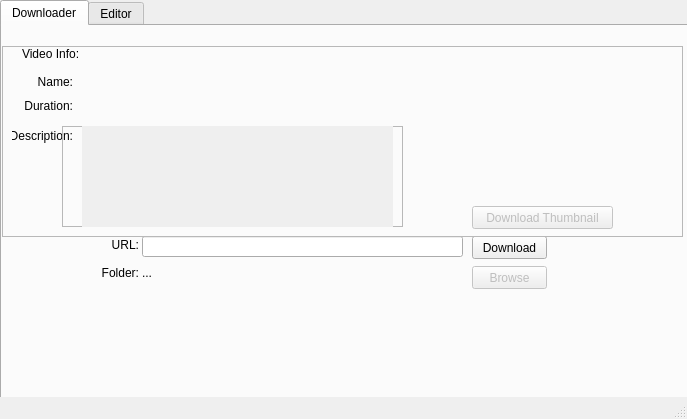
hojo4646/youtube-dl-final, file GUI.ui: the form before one commit.
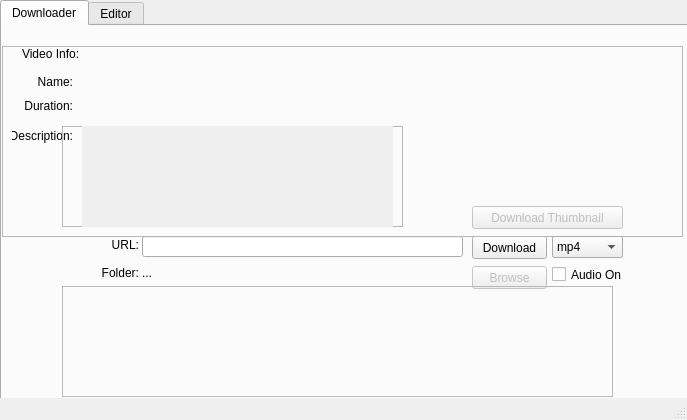
The form after the commit. Icons and pictures are not drawn.

Patch:
```diff
--- a/GUI.ui
+++ b/GUI.ui
@@ -7,7 +7,7 @@
     <x>0</x>
     <y>0</y>
     <width>687</width>
-    <height>419</height>
+    <height>420</height>
    </rect>
   </property>
   <property name="windowTitle">
@@ -146,7 +146,7 @@
         <rect>
          <x>470</x>
          <y>160</y>
-         <width>141</width>
+         <width>151</width>
          <height>23</height>
         </rect>
        </property>
@@ -360,6 +360,126 @@
        <string>Browse</string>
       </property>
      </widget>
+     <widget class="QComboBox" name="combo_audio_formats">
+      <property name="geometry">
+       <rect>
+        <x>550</x>
+        <y>210</y>
+        <width>71</width>
+        <height>22</height>
+       </rect>
+      </property>
+      <item>
+       <property name="text">
+        <string>mp3</string>
+       </property>
+      </item>
+      <item>
+       <property name="text">
+        <string>wav</string>
+       </property>
+      </item>
+      <item>
+       <property name="text">
+        <string>ogg</string>
+       </property>
+      </item>
+      <item>
+       <property name="text">
+        <string>wma</string>
+       </property>
+      </item>
+      <item>
+       <property name="text">
+        <string>aac</string>
+       </property>
+      </item>
+      <item>
+       <property name="text">
+        <string>flac</string>
+       </property>
+      </item>
+     </widget>
+     <widget class="QComboBox" name="combo_video_formats">
+      <property name="geometry">
+       <rect>
+        <x>550</x>
+        <y>210</y>
+        <width>71</width>
+        <height>22</height>
+       </rect>
+      </property>
+      <property name="iconSize">
+       <size>
+        <width>16</width>
+        <height>16</height>
+       </size>
+      </property>
+      <item>
+       <property name="text">
+        <string>mp4</string>
+       </property>
+      </item>
+      <item>
+       <property name="text">
+        <string>mov</string>
+       </property>
+      </item>
+      <item>
+       <property name="text">
+        <string>wmv</string>
+       </property>
+      </item>
+      <item>
+       <property name="text">
+        <string>avi</string>
+       </property>
+      </item>
+      <item>
+       <property name="text">
+        <string>flv</string>
+       </property>
+      </item>
+      <item>
+       <property name="text">
+        <string>webm</string>
+       </property>
+      </item>
+      <item>
+       <property name="text">
+        <string>mkv</string>
+       </property>
+      </item>
+     </widget>
+     <widget class="QFrame" name="frame_3">
+      <property name="geometry">
+       <rect>
+        <x>60</x>
+        <y>260</y>
+        <width>551</width>
+        <height>111</height>
+       </rect>
+      </property>
+      <property name="frameShape">
+       <enum>QFrame::StyledPanel</enum>
+      </property>
+      <property name="frameShadow">
+       <enum>QFrame::Raised</enum>
+      </property>
+     </widget>
+     <widget class="QCheckBox" name="check_audioonly">
+      <property name="geometry">
+       <rect>
+        <x>550</x>
+        <y>240</y>
+        <width>70</width>
+        <height>17</height>
+       </rect>
+      </property>
+      <property name="text">
+       <string>Audio Only</string>
+      </property>
+     </widget>
     </widget>
     <widget class="QWidget" name="tab_2">
      <attribute name="title">
```
